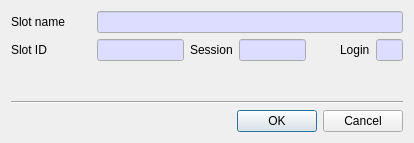
Before: the Qt Designer form CryptokiMan/close_session_dlg.ui in jykim74/CryptokiMan, drawn with Qt 5.
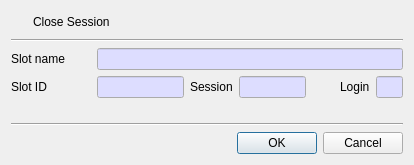
After: the same form once the commit is applied. Icons and pictures are not drawn.

Diff of the .ui file:
```diff
--- a/CryptokiMan/close_session_dlg.ui
+++ b/CryptokiMan/close_session_dlg.ui
@@ -7,13 +7,60 @@
     <x>0</x>
     <y>0</y>
     <width>414</width>
-    <height>143</height>
+    <height>165</height>
    </rect>
   </property>
   <property name="windowTitle">
    <string>Close session</string>
   </property>
   <layout class="QVBoxLayout" name="verticalLayout">
+   <item>
+    <layout class="QGridLayout" name="gridLayout_2">
+     <property name="topMargin">
+      <number>0</number>
+     </property>
+     <item row="0" column="1">
+      <widget class="QLabel" name="mHeadLabel">
+       <property name="text">
+        <string>Close Session</string>
+       </property>
+      </widget>
+     </item>
+     <item row="0" column="0">
+      <widget class="QPushButton" name="pushButton">
+       <property name="minimumSize">
+        <size>
+         <width>16</width>
+         <height>0</height>
+        </size>
+       </property>
+       <property name="maximumSize">
+        <size>
+         <width>16</width>
+         <height>16777215</height>
+        </size>
+       </property>
+       <property name="text">
+        <string/>
+       </property>
+       <property name="icon">
+        <iconset resource="cryptokiman.qrc">
+         <normaloff>:/images/close_session.png</normaloff>:/images/close_session.png</iconset>
+       </property>
+       <property name="flat">
+        <bool>true</bool>
+       </property>
+      </widget>
+     </item>
+    </layout>
+   </item>
+   <item>
+    <widget class="Line" name="line">
+     <property name="orientation">
+      <enum>Qt::Horizontal</enum>
+     </property>
+    </widget>
+   </item>
    <item>
     <layout class="QGridLayout" name="gridLayout">
      <property name="topMargin">
```
Left out of the diff: 4 changed lines with no effect on the pictures.
